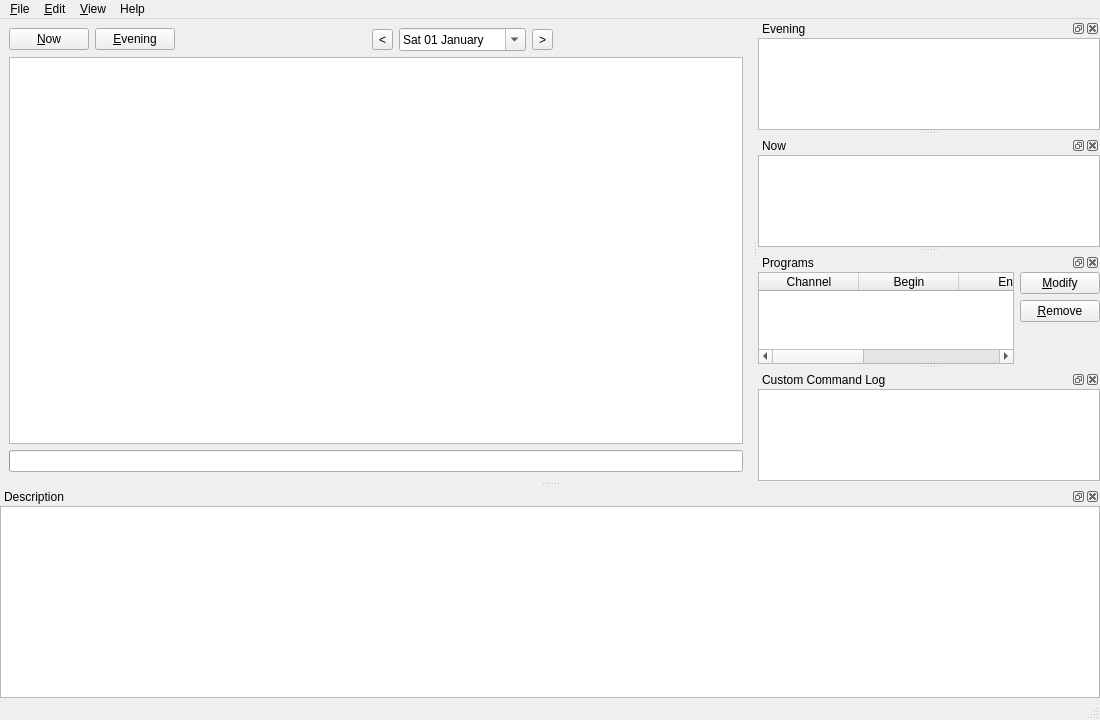
This is ui/mainwindow.ui in jlbrd/qmagneto as Qt 5 draws it before an edit. The edited form follows.
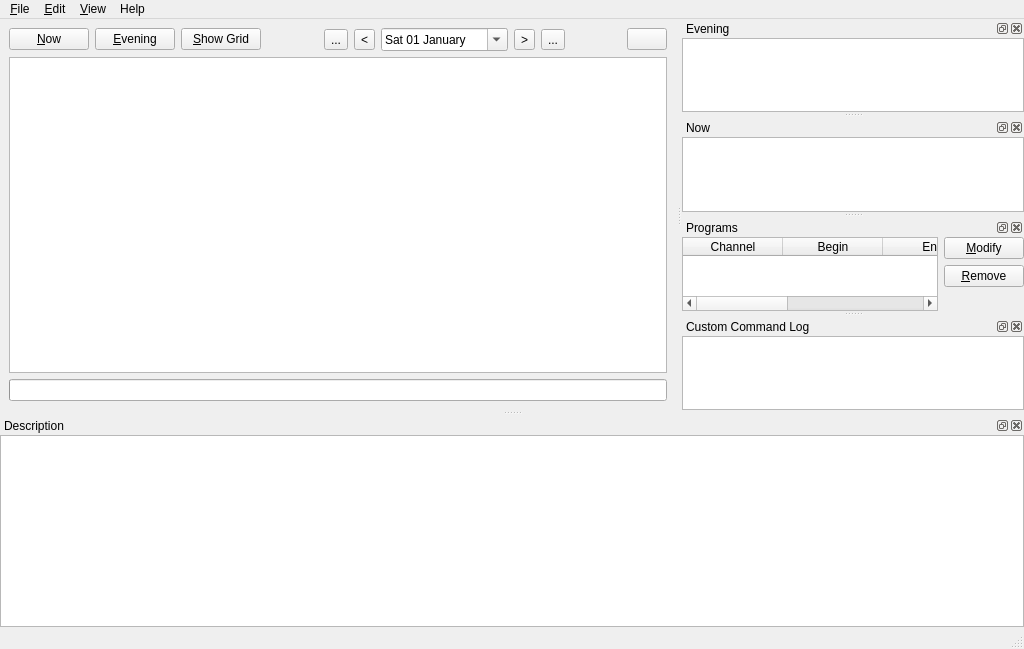
This is the edited form. Icons and pictures are not drawn. Custom widgets are drawn as their Qt base class.

```diff
--- a/ui/mainwindow.ui
+++ b/ui/mainwindow.ui
@@ -6,8 +6,8 @@
    <rect>
     <x>0</x>
     <y>0</y>
-    <width>1100</width>
-    <height>720</height>
+    <width>1024</width>
+    <height>649</height>
    </rect>
   </property>
   <property name="windowTitle">
@@ -57,6 +57,19 @@
             </property>
            </widget>
           </item>
+          <item>
+           <widget class="QPushButton" name="showGrid">
+            <property name="sizePolicy">
+             <sizepolicy hsizetype="Maximum" vsizetype="Fixed">
+              <horstretch>0</horstretch>
+              <verstretch>0</verstretch>
+             </sizepolicy>
+            </property>
+            <property name="text">
+             <string>&amp;Show Grid</string>
+            </property>
+           </widget>
+          </item>
          </layout>
         </item>
         <item>
@@ -77,6 +90,17 @@
         </item>
         <item>
          <layout class="QHBoxLayout">
+          <item>
+           <widget class="QToolButton" name="dayFirstButton">
+            <property name="text">
+             <string>...</string>
+            </property>
+            <property name="icon">
+             <iconset resource="../resources/resources.qrc">
+              <normaloff>:/images/images/go-first.png</normaloff>:/images/images/go-first.png</iconset>
+            </property>
+           </widget>
+          </item>
           <item>
            <widget class="QToolButton" name="dayBeforeButton">
             <property name="text">
@@ -102,6 +126,21 @@
             <property name="text">
              <string>&gt;</string>
             </property>
+            <property name="icon">
+             <iconset resource="../resources/resources.qrc">
+              <normaloff>:/images/images/go-next.png</normaloff>:/images/images/go-next.png</iconset>
+            </property>
+           </widget>
+          </item>
+          <item>
+           <widget class="QToolButton" name="dayLastButton">
+            <property name="text">
+             <string>...</string>
+            </property>
+            <property name="icon">
+             <iconset resource="../resources/resources.qrc">
+              <normaloff>:/images/images/go-last.png</normaloff>:/images/images/go-last.png</iconset>
+            </property>
            </widget>
           </item>
          </layout>
@@ -122,6 +161,20 @@
           </property>
          </spacer>
         </item>
+        <item>
+         <widget class="QPushButton" name="reduceButton">
+          <property name="toolTip">
+           <string>Hide In Systray</string>
+          </property>
+          <property name="text">
+           <string/>
+          </property>
+          <property name="icon">
+           <iconset resource="../resources/resources.qrc">
+            <normaloff>:/images/images/cacher.png</normaloff>:/images/images/cacher.png</iconset>
+          </property>
+         </widget>
+        </item>
        </layout>
       </item>
       <item>
@@ -339,8 +392,8 @@
     <rect>
      <x>0</x>
      <y>0</y>
-     <width>1100</width>
-     <height>22</height>
+     <width>1024</width>
+     <height>25</height>
     </rect>
    </property>
    <widget class="QMenu" name="menu_File">
```
Left out of the diff: 18 changed lines with no effect on the pictures.
